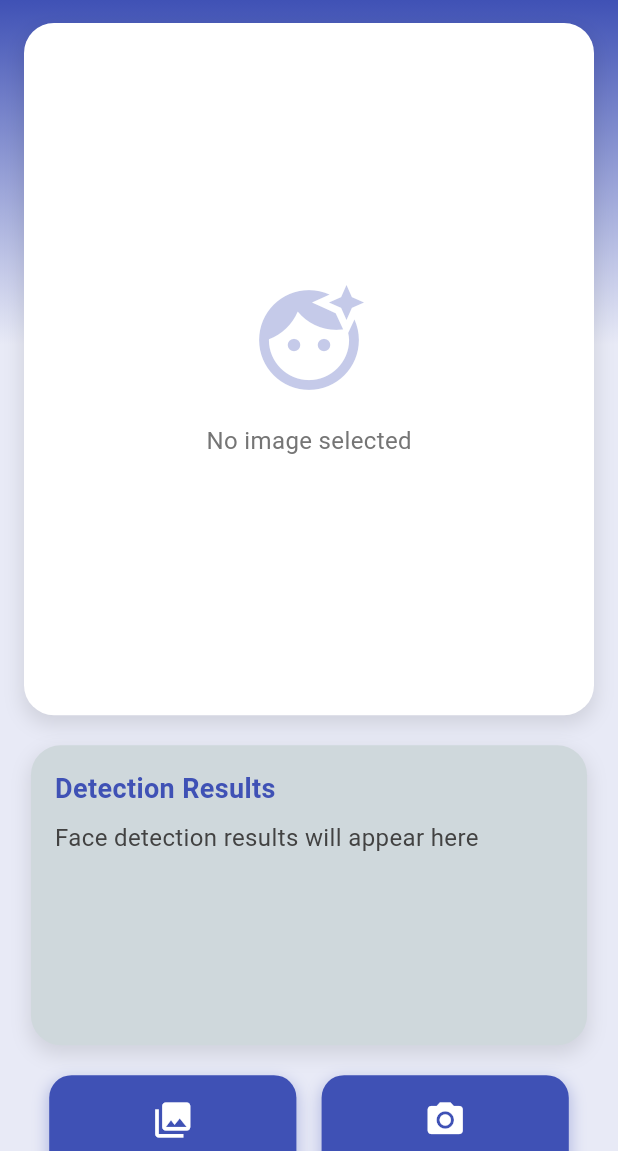
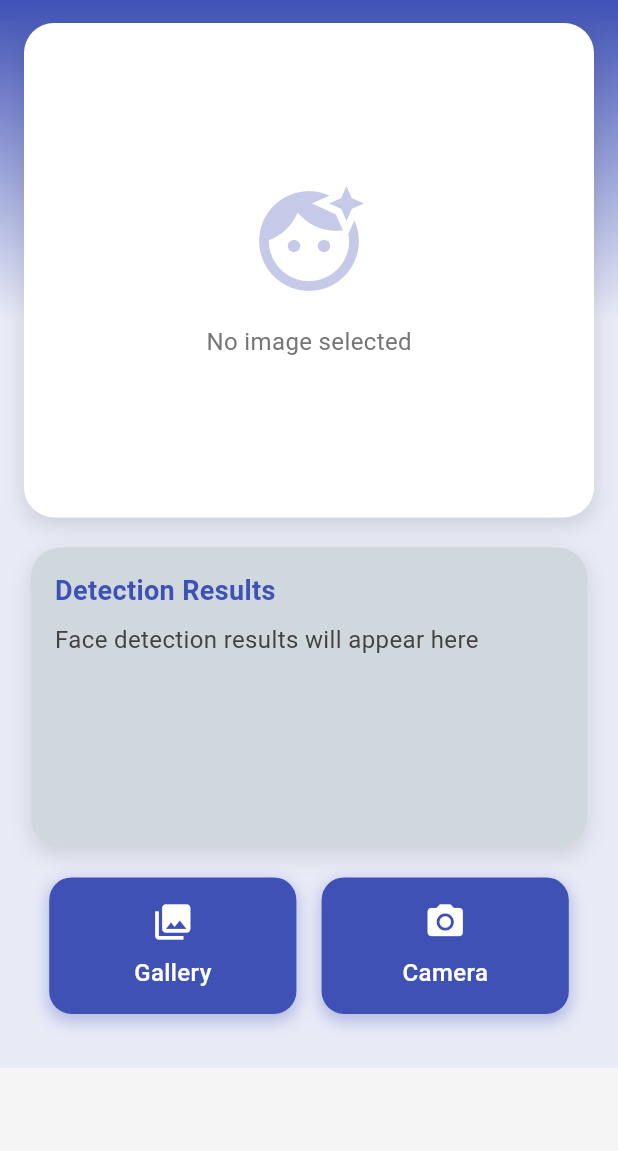
Before and after one commit to shenoudaashaia/InternIntelligence_FaceDetection, a Flutter app: the screen it shows after launch, on a phone screen of 412 x 824 dp, the part 85-1236 px from its top. Run offline on Flutter 3.47's test engine with Material 3 defaults, Android fonts, the phone set to English and light mode, and no system bars; our stand-ins replace image_picker; missing offline and left inert: google_mlkit_face_detection.

```diff
--- a/lib/view/widgets/image_display_card.dart
+++ b/lib/view/widgets/image_display_card.dart
@@ -4,12 +4,12 @@ import 'package:flutter/material.dart';
 class ImageDisplayCard extends StatelessWidget {
   final File? image;
 
-  const ImageDisplayCard({Key? key, required this.image}) : super(key: key);
+  const ImageDisplayCard({super.key, required this.image});
 
   @override
   Widget build(BuildContext context) {
     return Container(
-      height: MediaQuery.of(context).size.height * 0.56,
+      height: MediaQuery.of(context).size.height * 0.4,
       decoration: BoxDecoration(
         color: Colors.white,
         borderRadius: BorderRadius.circular(20),
@@ -18,7 +18,7 @@ class ImageDisplayCard extends StatelessWidget {
             color: Colors.black.withOpacity(0.1),
             spreadRadius: 1,
             blurRadius: 10,
-            offset: Offset(0, 5),
+            offset:const Offset(0, 5),
           ),
         ],
       ),
```
Also changed, not shown: 5 other files.
